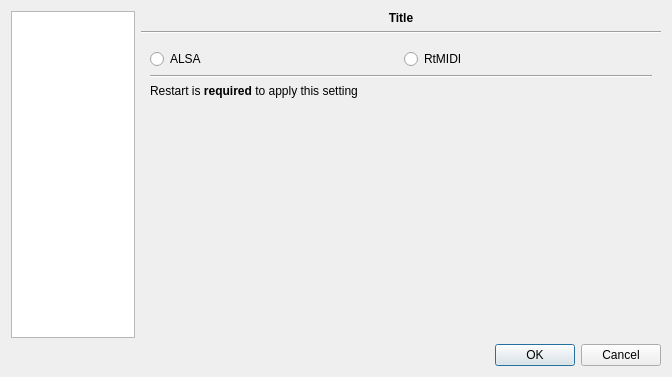
Qt form bigglesworth/ui/settings.ui (MaurizioB/Bigglesworth) before a commit.
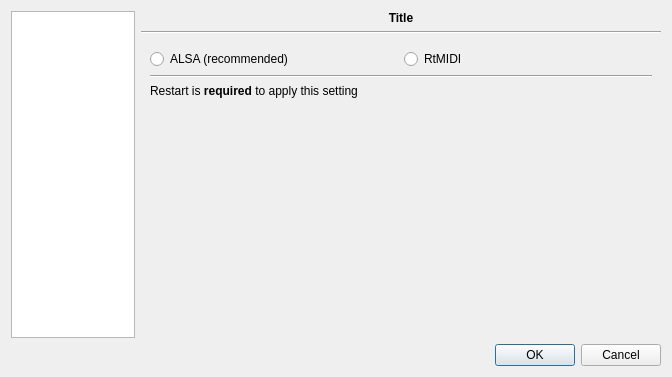
The same form after that commit. The open tabs and pages were chosen to show the change. Icons and pictures are not drawn. Custom widgets are drawn as their Qt base class.

Diff of the .ui file:
```diff
--- a/bigglesworth/ui/settings.ui
+++ b/bigglesworth/ui/settings.ui
@@ -902,7 +902,7 @@
        <item row="0" column="0">
         <widget class="QRadioButton" name="alsaBackendRadio">
          <property name="text">
-          <string>ALSA</string>
+          <string>ALSA (recommended)</string>
          </property>
          <attribute name="buttonGroup">
           <string notr="true">backendGroup</string>
```
Left out of the diff: 2 changed lines with no effect on the pictures.
